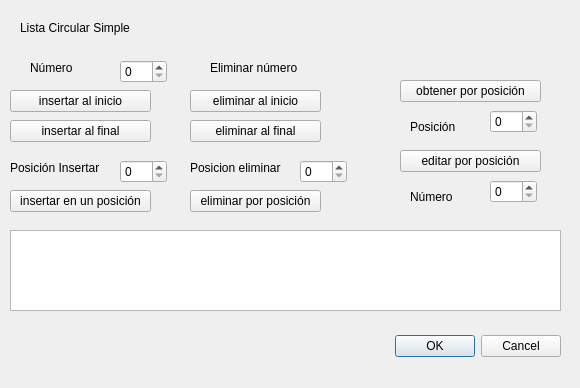
The window that ventanacircularsimple.ui (CrisAzofeifa/TExtraclase1Datos2) describes before a commit, drawn with Qt 5.
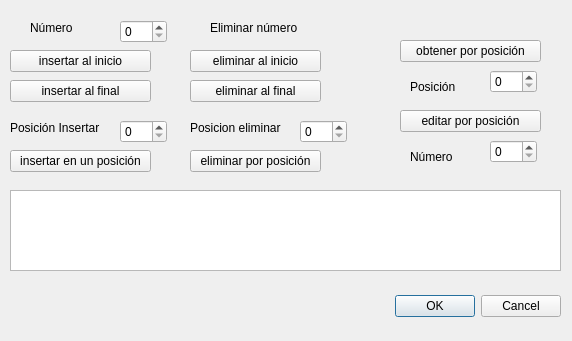
The same window after the commit.

Commit message: Final. Lista simple, lista doble y lista circular simple integradas.

The edit to the form file:
```diff
--- a/ventanacircularsimple.ui
+++ b/ventanacircularsimple.ui
@@ -6,8 +6,8 @@
    <rect>
     <x>0</x>
     <y>0</y>
-    <width>580</width>
-    <height>388</height>
+    <width>572</width>
+    <height>341</height>
    </rect>
   </property>
   <property name="windowTitle">
@@ -17,7 +17,7 @@
    <property name="geometry">
     <rect>
      <x>-60</x>
-     <y>330</y>
+     <y>290</y>
      <width>621</width>
      <height>32</height>
     </rect>
@@ -33,7 +33,7 @@
    <property name="geometry">
     <rect>
      <x>10</x>
-     <y>120</y>
+     <y>80</y>
      <width>141</width>
      <height>22</height>
     </rect>
@@ -46,7 +46,7 @@
    <property name="geometry">
     <rect>
      <x>10</x>
-     <y>230</y>
+     <y>190</y>
      <width>551</width>
      <height>81</height>
     </rect>
@@ -56,7 +56,7 @@
    <property name="geometry">
     <rect>
      <x>30</x>
-     <y>60</y>
+     <y>20</y>
      <width>71</width>
      <height>16</height>
     </rect>
@@ -69,7 +69,7 @@
    <property name="geometry">
     <rect>
      <x>410</x>
-     <y>190</y>
+     <y>150</y>
      <width>59</width>
      <height>14</height>
     </rect>
@@ -82,7 +82,7 @@
    <property name="geometry">
     <rect>
      <x>210</x>
-     <y>60</y>
+     <y>20</y>
      <width>111</width>
      <height>16</height>
     </rect>
@@ -95,7 +95,7 @@
    <property name="geometry">
     <rect>
      <x>400</x>
-     <y>150</y>
+     <y>110</y>
      <width>141</width>
      <height>22</height>
     </rect>
@@ -108,7 +108,7 @@
    <property name="geometry">
     <rect>
      <x>10</x>
-     <y>90</y>
+     <y>50</y>
      <width>141</width>
      <height>22</height>
     </rect>
@@ -121,7 +121,7 @@
    <property name="geometry">
     <rect>
      <x>300</x>
-     <y>160</y>
+     <y>120</y>
      <width>47</width>
      <height>23</height>
     </rect>
@@ -131,7 +131,7 @@
    <property name="geometry">
     <rect>
      <x>190</x>
-     <y>120</y>
+     <y>80</y>
      <width>131</width>
      <height>22</height>
     </rect>
@@ -144,7 +144,7 @@
    <property name="geometry">
     <rect>
      <x>490</x>
-     <y>110</y>
+     <y>70</y>
      <width>47</width>
      <height>23</height>
     </rect>
@@ -154,7 +154,7 @@
    <property name="geometry">
     <rect>
      <x>190</x>
-     <y>160</y>
+     <y>120</y>
      <width>101</width>
      <height>16</height>
     </rect>
@@ -167,7 +167,7 @@
    <property name="geometry">
     <rect>
      <x>120</x>
-     <y>60</y>
+     <y>20</y>
      <width>47</width>
      <height>23</height>
     </rect>
@@ -177,7 +177,7 @@
    <property name="geometry">
     <rect>
      <x>190</x>
-     <y>90</y>
+     <y>50</y>
      <width>131</width>
      <height>22</height>
     </rect>
@@ -190,7 +190,7 @@
    <property name="geometry">
     <rect>
      <x>400</x>
-     <y>80</y>
+     <y>40</y>
      <width>141</width>
      <height>22</height>
     </rect>
@@ -203,7 +203,7 @@
    <property name="geometry">
     <rect>
      <x>190</x>
-     <y>190</y>
+     <y>150</y>
      <width>131</width>
      <height>22</height>
     </rect>
@@ -216,7 +216,7 @@
    <property name="geometry">
     <rect>
      <x>120</x>
-     <y>160</y>
+     <y>120</y>
      <width>47</width>
      <height>23</height>
     </rect>
@@ -226,7 +226,7 @@
    <property name="geometry">
     <rect>
      <x>10</x>
-     <y>190</y>
+     <y>150</y>
      <width>141</width>
      <height>22</height>
     </rect>
@@ -239,7 +239,7 @@
    <property name="geometry">
     <rect>
      <x>410</x>
-     <y>120</y>
+     <y>80</y>
      <width>59</width>
      <height>14</height>
     </rect>
@@ -248,24 +248,11 @@
     <string>Posición</string>
    </property>
   </widget>
-  <widget class="QLabel" name="label_7">
-   <property name="geometry">
-    <rect>
-     <x>20</x>
-     <y>20</y>
-     <width>121</width>
-     <height>16</height>
-    </rect>
-   </property>
-   <property name="text">
-    <string>Lista Circular Simple</string>
-   </property>
-  </widget>
   <widget class="QSpinBox" name="NumeroEditar">
    <property name="geometry">
     <rect>
      <x>490</x>
-     <y>180</y>
+     <y>140</y>
      <width>47</width>
      <height>23</height>
     </rect>
@@ -275,7 +262,7 @@
    <property name="geometry">
     <rect>
      <x>10</x>
-     <y>160</y>
+     <y>120</y>
      <width>111</width>
      <height>16</height>
     </rect>
```
Left out of the diff: 2 changed lines with no effect on the pictures. The commit also changes 21 other files.
